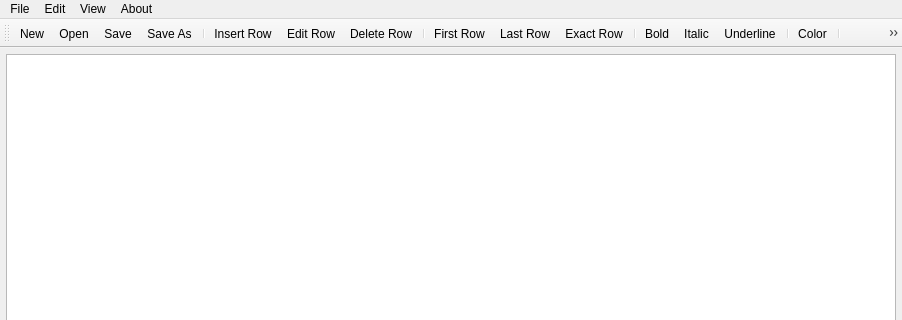
Toni997/SubtitleEditor, file mainwindow.ui: the form before one commit; both pictures show x 0 to 902 and y 0 to 320 of the 902 by 815 pixel window.
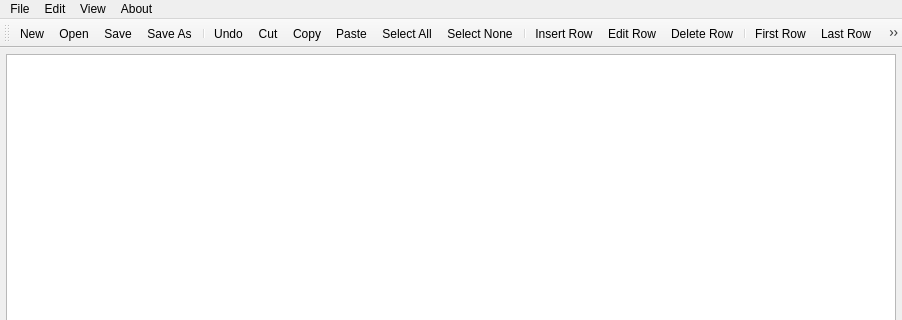
The form after the commit. Icons and pictures are not drawn.

Commit message: added undo, cut, copy, paste, select all/none actions, fixed some bugs

What changed in the file:
```diff
--- a/mainwindow.ui
+++ b/mainwindow.ui
@@ -436,6 +436,13 @@
    <addaction name="actionSave"/>
    <addaction name="actionSave_As"/>
    <addaction name="separator"/>
+   <addaction name="actionUndo"/>
+   <addaction name="actionCut"/>
+   <addaction name="actionCopy"/>
+   <addaction name="actionPaste"/>
+   <addaction name="actionSelect_All"/>
+   <addaction name="actionSelect_None"/>
+   <addaction name="separator"/>
    <addaction name="actionAdd_Row"/>
    <addaction name="actionEdit_Row"/>
    <addaction name="actionDelete_Row"/>
@@ -665,6 +672,69 @@
     <string>Color</string>
    </property>
   </action>
+  <action name="actionFont">
+   <property name="icon">
+    <iconset resource="resources.qrc">
+     <normaloff>:/icons/icons/icons8-text-32.png</normaloff>:/icons/icons/icons8-text-32.png</iconset>
+   </property>
+   <property name="text">
+    <string>Font</string>
+   </property>
+  </action>
+  <action name="actionCopy">
+   <property name="icon">
+    <iconset resource="resources.qrc">
+     <normaloff>:/icons/icons/icons8-copy-32.png</normaloff>:/icons/icons/icons8-copy-32.png</iconset>
+   </property>
+   <property name="text">
+    <string>Copy</string>
+   </property>
+  </action>
+  <action name="actionPaste">
+   <property name="icon">
+    <iconset resource="resources.qrc">
+     <normaloff>:/icons/icons/icons8-paste-32.png</normaloff>:/icons/icons/icons8-paste-32.png</iconset>
+   </property>
+   <property name="text">
+    <string>Paste</string>
+   </property>
+  </action>
+  <action name="actionCut">
+   <property name="icon">
+    <iconset resource="resources.qrc">
+     <normaloff>:/icons/icons/icons8-cut-32.png</normaloff>:/icons/icons/icons8-cut-32.png</iconset>
+   </property>
+   <property name="text">
+    <string>Cut</string>
+   </property>
+  </action>
+  <action name="actionUndo">
+   <property name="icon">
+    <iconset resource="resources.qrc">
+     <normaloff>:/icons/icons/icons8-undo-32.png</normaloff>:/icons/icons/icons8-undo-32.png</iconset>
+   </property>
+   <property name="text">
+    <string>Undo</string>
+   </property>
+  </action>
+  <action name="actionSelect_All">
+   <property name="icon">
+    <iconset resource="resources.qrc">
+     <normaloff>:/icons/icons/icons8-select-all-32.png</normaloff>:/icons/icons/icons8-select-all-32.png</iconset>
+   </property>
+   <property name="text">
+    <string>Select All</string>
+   </property>
+  </action>
+  <action name="actionSelect_None">
+   <property name="icon">
+    <iconset resource="resources.qrc">
+     <normaloff>:/icons/icons/icons8-select-none-32.png</normaloff>:/icons/icons/icons8-select-none-32.png</iconset>
+   </property>
+   <property name="text">
+    <string>Select None</string>
+   </property>
+  </action>
  </widget>
  <tabstops>
   <tabstop>tblSubtitlesView</tabstop>
```
Left out of the diff: 15 changed lines with no effect on the pictures. The commit also changes 14 other files.
